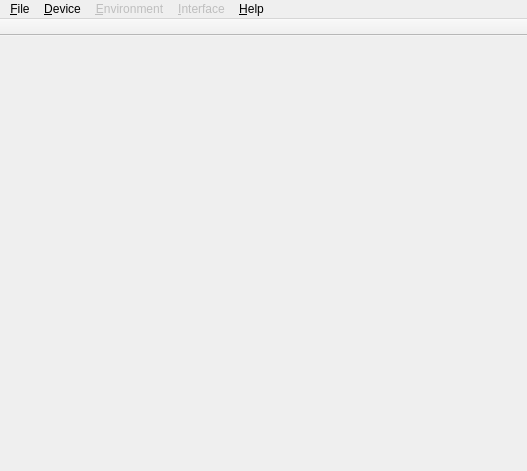
Old version of the form qnut/connman.ui in the repository dosnut/nut.
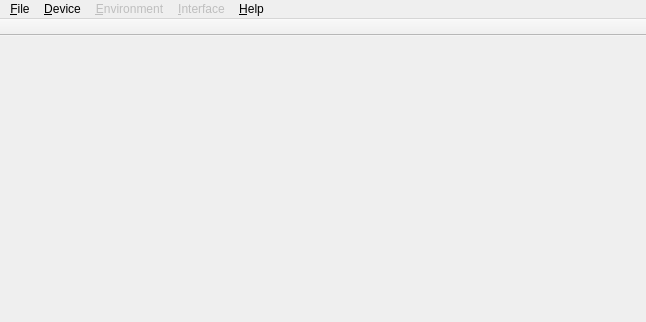
New version of the form.

Patch:
```diff
--- a/qnut/connman.ui
+++ b/qnut/connman.ui
@@ -6,8 +6,8 @@
    <rect>
     <x>0</x>
     <y>0</y>
-    <width>527</width>
-    <height>471</height>
+    <width>646</width>
+    <height>322</height>
    </rect>
   </property>
   <property name="windowTitle" >
@@ -40,7 +40,7 @@
     <rect>
      <x>0</x>
      <y>0</y>
-     <width>527</width>
+     <width>646</width>
      <height>29</height>
     </rect>
    </property>
```
